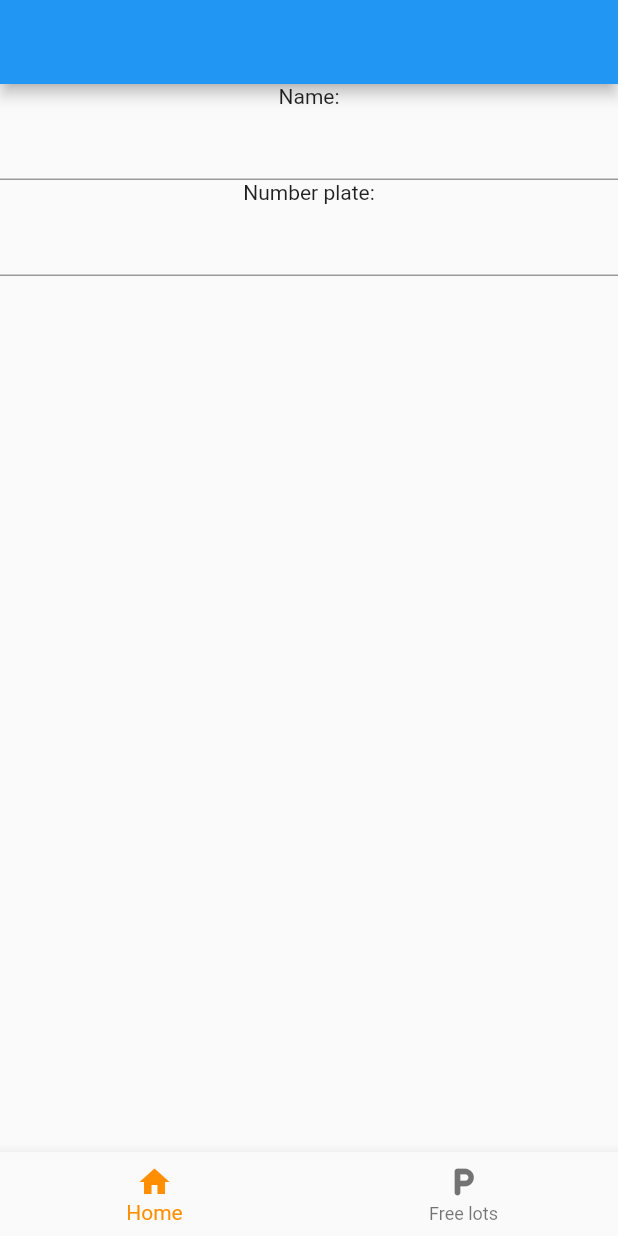
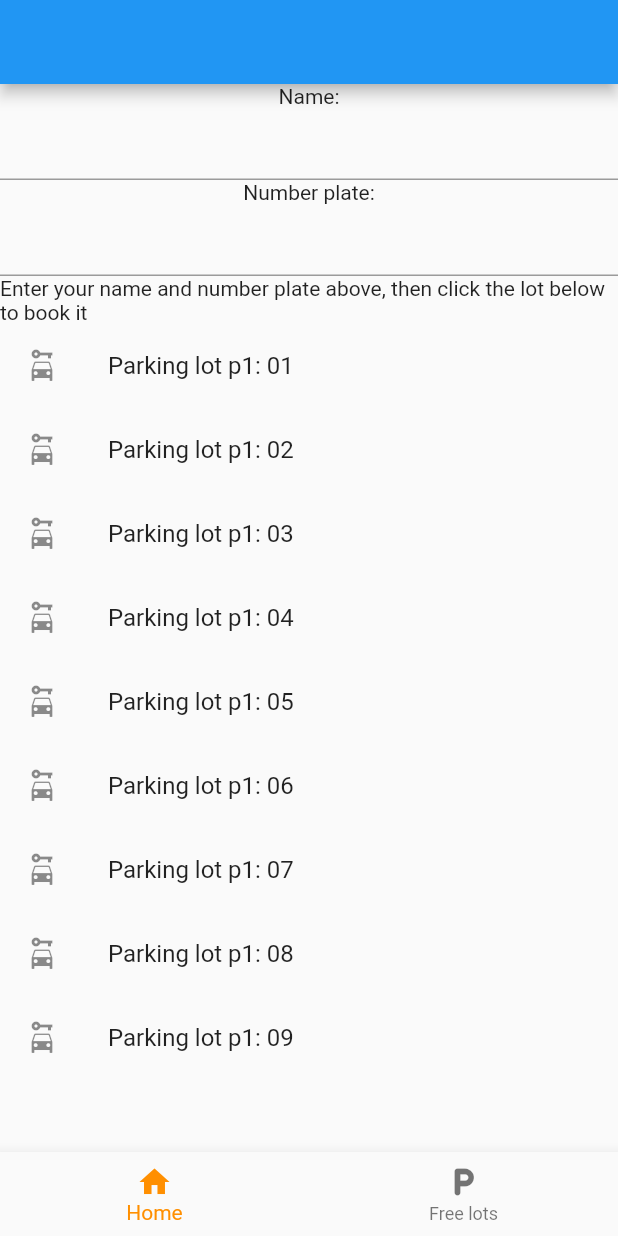
Before and after one commit to Jnwkm/DevelopX-parking-app-main, a Flutter app: the screen it shows after launch, on a phone screen of 412 x 824 dp. Run offline on Flutter 3.47's test engine with Material 2 defaults, Android fonts, the phone set to English and light mode, and no system bars; our stand-ins replace firebase_core, firebase_database; accounts and stored records are empty.

Commit message:
first page

```diff
--- a/lib/first_screen.dart
+++ b/lib/first_screen.dart
@@ -19,27 +19,41 @@ class _FirstScreenState extends State<FirstScreen> {
   @override
   void initState() {
     super.initState();
-    final p1 = {'01': {'occupied': false},'02': {'occupied': false},'03': {'occupied': false},'04': {'occupied': false},'05': {'occupied': false},
-    '06': {'occupied': false},'07': {'occupied': false},'08': {'occupied': false},'09': {'occupied': false},'10': {'occupied': false},
-    '11': {'occupied': false},'12': {'occupied': false},'13': {'occupied': false},'14': {'occupied': false},'15': {'occupied': false},
-    '16': {'occupied': false},'17': {'occupied': false},'18': {'occupied': false},'19': {'occupied': false},'20': {'occupied': false},};
-    final value = {'p1': p1};
-    database.update({'lots': {'p1': p1, 'p2': p1, 'p3': p1}});
+    final p1 = {
+      '01': {'occupied': false},
+      '02': {'occupied': false},
+      '03': {'occupied': false},
+      '04': {'occupied': false},
+      '05': {'occupied': false},
+      '06': {'occupied': false},
+      '07': {'occupied': false},
+      '08': {'occupied': false},
+      '09': {'occupied': false},
+      '10': {'occupied': false},
+      '11': {'occupied': false},
+      '12': {'occupied': false},
+      '13': {'occupied': false},
+      '14': {'occupied': false},
+      '15': {'occupied': false},
+      '16': {'occupied': false},
+      '17': {'occupied': false},
+      '18': {'occupied': false},
+      '19': {'occupied': false},
+      '20': {'occupied': false},
+    };
+    database.update({'p1': p1, 'p2': p1, 'p3': p1});
   }
 
   void _onItemTapped(int index) {
     setState(() {
       _selectedIndex = index;
     });
-
   }
-
 
   @override
   Widget build(BuildContext context) {
     final height = MediaQuery.of(context).size.height;
-        final width = MediaQuery.of(context).size.width;
-
+    final width = MediaQuery.of(context).size.width;
 
     return Scaffold(
       resizeToAvoidBottomInset: false,
@@ -53,6 +67,10 @@ class _FirstScreenState extends State<FirstScreen> {
           Text('Number plate:'),
           TextField(
             controller: NumberPlateController,
+          ),
+          Center(
+            child: Text(
+                'Enter your name and number plate above, then click the lot below to book it'),
           ),
           Container(
             height: height * 0.6,
@@ -74,19 +92,24 @@ class _FirstScreenState extends State<FirstScreen> {
                   });
                   return ListView.builder(
                     itemBuilder: (context, index) {
-                    String info = filtered[index];
-                    String lot = info.substring(0,2);
-                    String space = info.substring(3,5);
+                      String info = filtered[index];
+                      String lot = info.substring(0, 2);
+                      String space = info.substring(3, 5);
                       // return Text('$lot $space');
                       return ListTile(
                         onTap: () {
-                          database.child('/lot/space/').update({'name': 'd', });
+                          database.child('/$lot/$space/').update({
+                            'name': '${NameController.text}',
+                            'plate number': '${NumberPlateController.text}',
+                            'occupied': true
+                          });
                         },
                         leading: Icon(Icons.car_rental),
                         title: Text('Parking lot $lot: $space'),
                       );
                     },
-                    itemCount: filtered.length,);
+                    itemCount: filtered.length,
+                  );
                 }
                 return Text('hfda');
               },
```
